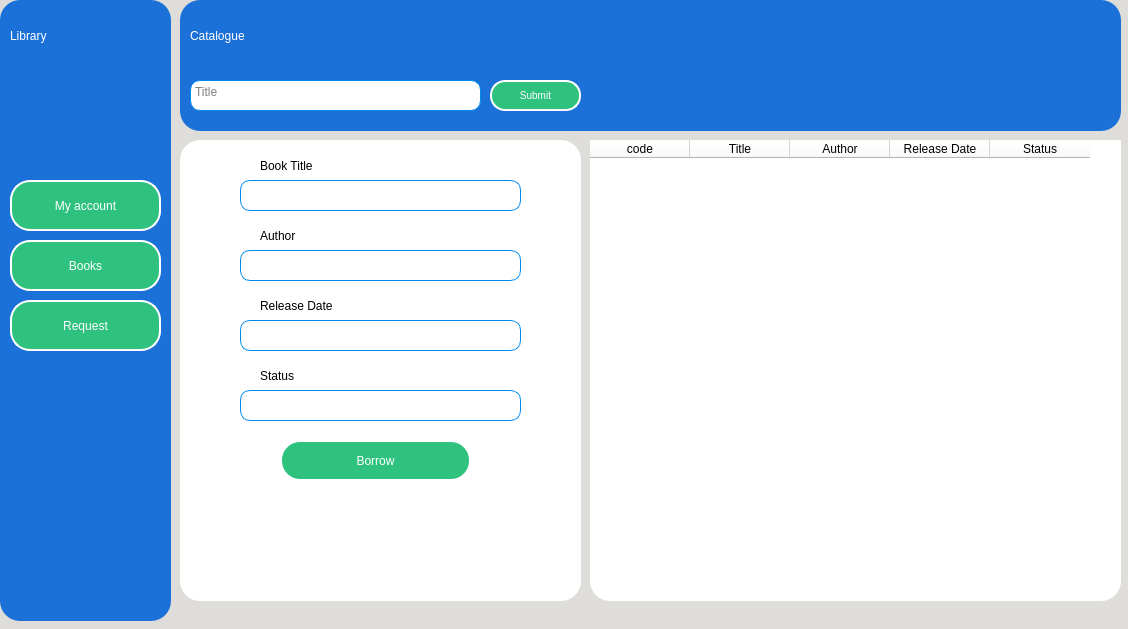
This is Library Management/Windows_Ui/Assets/Ui/books.ui in mohammedyazid/Library as Qt 5 draws it before an edit. The edited form follows.
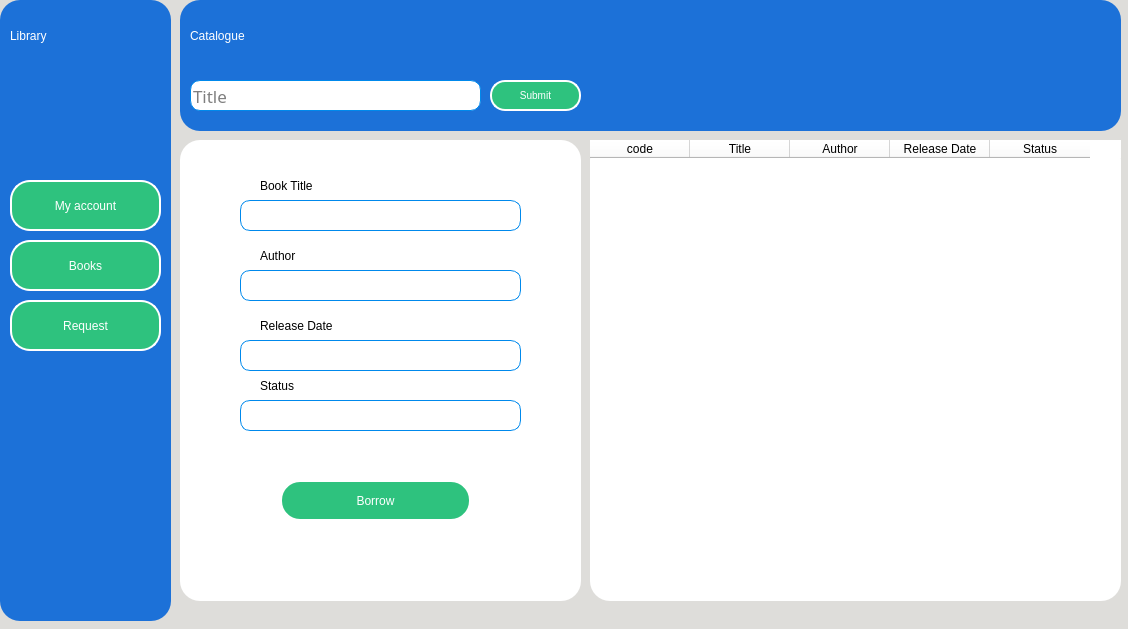
This is the edited form. Icons and pictures are not drawn.

The edit to the form file:
```diff
--- a/Library Management/Windows_Ui/Assets/Ui/books.ui
+++ b/Library Management/Windows_Ui/Assets/Ui/books.ui
@@ -377,7 +377,7 @@
      <property name="geometry">
       <rect>
        <x>80</x>
-       <y>10</y>
+       <y>30</y>
        <width>91</width>
        <height>31</height>
       </rect>
@@ -389,47 +389,11 @@
       <string>Book Title</string>
      </property>
     </widget>
-    <widget class="QTextEdit" name="mb_titleout">
-     <property name="enabled">
-      <bool>true</bool>
-     </property>
-     <property name="geometry">
-      <rect>
-       <x>60</x>
-       <y>40</y>
-       <width>281</width>
-       <height>31</height>
-      </rect>
-     </property>
-     <property name="styleSheet">
-      <string notr="true">background-color: white;
-border-style: solid;
-border-width: 1px;
-border-color:rgb(0, 137, 236);
-border-radius: 10px;
-font: 75 14pt &quot;Ubuntu Mono&quot;;
-
-</string>
-     </property>
-     <property name="verticalScrollBarPolicy">
-      <enum>Qt::ScrollBarAlwaysOff</enum>
-     </property>
-     <property name="readOnly">
-      <bool>true</bool>
-     </property>
-     <property name="html">
-      <string>&lt;!DOCTYPE HTML PUBLIC &quot;-//W3C//DTD HTML 4.0//EN&quot; &quot;http://www.w3.org/TR/REC-html40/strict.dtd&quot;&gt;
-&lt;html&gt;&lt;head&gt;&lt;meta name=&quot;qrichtext&quot; content=&quot;1&quot; /&gt;&lt;style type=&quot;text/css&quot;&gt;
-p, li { white-space: pre-wrap; }
-&lt;/style&gt;&lt;/head&gt;&lt;body style=&quot; font-family:'Ubuntu Mono'; font-size:14pt; font-weight:72; font-style:normal;&quot;&gt;
-&lt;p style=&quot;-qt-paragraph-type:empty; margin-top:0px; margin-bottom:0px; margin-left:0px; margin-right:0px; -qt-block-indent:0; text-indent:0px; font-family:'Ubuntu'; font-size:11pt; font-weight:400;&quot;&gt;&lt;br /&gt;&lt;/p&gt;&lt;/body&gt;&lt;/html&gt;</string>
-     </property>
-    </widget>
     <widget class="QLabel" name="label22">
      <property name="geometry">
       <rect>
        <x>80</x>
-       <y>80</y>
+       <y>100</y>
        <width>91</width>
        <height>31</height>
       </rect>
@@ -442,47 +406,11 @@
       <string>Author</string>
      </property>
     </widget>
-    <widget class="QTextEdit" name="mb_authorout">
-     <property name="enabled">
-      <bool>true</bool>
-     </property>
-     <property name="geometry">
-      <rect>
-       <x>60</x>
-       <y>110</y>
-       <width>281</width>
-       <height>31</height>
-      </rect>
-     </property>
-     <property name="styleSheet">
-      <string notr="true">background-color: white;
-border-style: solid;
-border-width: 1px;
-border-color:rgb(0, 137, 236);
-border-radius: 10px;
-font: 75 14pt &quot;Ubuntu Mono&quot;;
-
-</string>
-     </property>
-     <property name="verticalScrollBarPolicy">
-      <enum>Qt::ScrollBarAlwaysOff</enum>
-     </property>
-     <property name="readOnly">
-      <bool>true</bool>
-     </property>
-     <property name="html">
-      <string>&lt;!DOCTYPE HTML PUBLIC &quot;-//W3C//DTD HTML 4.0//EN&quot; &quot;http://www.w3.org/TR/REC-html40/strict.dtd&quot;&gt;
-&lt;html&gt;&lt;head&gt;&lt;meta name=&quot;qrichtext&quot; content=&quot;1&quot; /&gt;&lt;style type=&quot;text/css&quot;&gt;
-p, li { white-space: pre-wrap; }
-&lt;/style&gt;&lt;/head&gt;&lt;body style=&quot; font-family:'Ubuntu Mono'; font-size:14pt; font-weight:72; font-style:normal;&quot;&gt;
-&lt;p style=&quot;-qt-paragraph-type:empty; margin-top:0px; margin-bottom:0px; margin-left:0px; margin-right:0px; -qt-block-indent:0; text-indent:0px; font-family:'Ubuntu'; font-size:11pt; font-weight:400;&quot;&gt;&lt;br /&gt;&lt;/p&gt;&lt;/body&gt;&lt;/html&gt;</string>
-     </property>
-    </widget>
     <widget class="QLabel" name="label23">
      <property name="geometry">
       <rect>
        <x>80</x>
-       <y>150</y>
+       <y>170</y>
        <width>121</width>
        <height>31</height>
       </rect>
@@ -495,47 +423,11 @@
       <string>Release Date</string>
      </property>
     </widget>
-    <widget class="QTextEdit" name="mb_rdateout">
-     <property name="enabled">
-      <bool>true</bool>
-     </property>
-     <property name="geometry">
-      <rect>
-       <x>60</x>
-       <y>180</y>
-       <width>281</width>
-       <height>31</height>
-      </rect>
-     </property>
-     <property name="styleSheet">
-      <string notr="true">background-color: white;
-border-style: solid;
-border-width: 1px;
-border-color:rgb(0, 137, 236);
-border-radius: 10px;
-font: 75 14pt &quot;Ubuntu Mono&quot;;
-
-</string>
-     </property>
-     <property name="verticalScrollBarPolicy">
-      <enum>Qt::ScrollBarAlwaysOff</enum>
-     </property>
-     <property name="readOnly">
-      <bool>true</bool>
-     </property>
-     <property name="html">
-      <string>&lt;!DOCTYPE HTML PUBLIC &quot;-//W3C//DTD HTML 4.0//EN&quot; &quot;http://www.w3.org/TR/REC-html40/strict.dtd&quot;&gt;
-&lt;html&gt;&lt;head&gt;&lt;meta name=&quot;qrichtext&quot; content=&quot;1&quot; /&gt;&lt;style type=&quot;text/css&quot;&gt;
-p, li { white-space: pre-wrap; }
-&lt;/style&gt;&lt;/head&gt;&lt;body style=&quot; font-family:'Ubuntu Mono'; font-size:14pt; font-weight:72; font-style:normal;&quot;&gt;
-&lt;p style=&quot;-qt-paragraph-type:empty; margin-top:0px; margin-bottom:0px; margin-left:0px; margin-right:0px; -qt-block-indent:0; text-indent:0px; font-family:'Ubuntu'; font-size:11pt; font-weight:400;&quot;&gt;&lt;br /&gt;&lt;/p&gt;&lt;/body&gt;&lt;/html&gt;</string>
-     </property>
-    </widget>
     <widget class="QLabel" name="label24">
      <property name="geometry">
       <rect>
        <x>80</x>
-       <y>220</y>
+       <y>230</y>
        <width>121</width>
        <height>31</height>
       </rect>
@@ -548,47 +440,11 @@
       <string>Status</string>
      </property>
     </widget>
-    <widget class="QTextEdit" name="mb_statusout">
-     <property name="enabled">
-      <bool>true</bool>
-     </property>
-     <property name="geometry">
-      <rect>
-       <x>60</x>
-       <y>250</y>
-       <width>281</width>
-       <height>31</height>
-      </rect>
-     </property>
-     <property name="styleSheet">
-      <string notr="true">background-color: white;
-border-style: solid;
-border-width: 1px;
-border-color:rgb(0, 137, 236);
-border-radius: 10px;
-font: 75 14pt &quot;Ubuntu Mono&quot;;
-
-</string>
-     </property>
-     <property name="verticalScrollBarPolicy">
-      <enum>Qt::ScrollBarAlwaysOff</enum>
-     </property>
-     <property name="readOnly">
-      <bool>true</bool>
-     </property>
-     <property name="html">
-      <string>&lt;!DOCTYPE HTML PUBLIC &quot;-//W3C//DTD HTML 4.0//EN&quot; &quot;http://www.w3.org/TR/REC-html40/strict.dtd&quot;&gt;
-&lt;html&gt;&lt;head&gt;&lt;meta name=&quot;qrichtext&quot; content=&quot;1&quot; /&gt;&lt;style type=&quot;text/css&quot;&gt;
-p, li { white-space: pre-wrap; }
-&lt;/style&gt;&lt;/head&gt;&lt;body style=&quot; font-family:'Ubuntu Mono'; font-size:14pt; font-weight:72; font-style:normal;&quot;&gt;
-&lt;p style=&quot;-qt-paragraph-type:empty; margin-top:0px; margin-bottom:0px; margin-left:0px; margin-right:0px; -qt-block-indent:0; text-indent:0px; font-family:'Ubuntu'; font-size:11pt; font-weight:400;&quot;&gt;&lt;br /&gt;&lt;/p&gt;&lt;/body&gt;&lt;/html&gt;</string>
-     </property>
-    </widget>
     <widget class="QPushButton" name="mb_borrowbtn">
      <property name="geometry">
       <rect>
        <x>100</x>
-       <y>300</y>
+       <y>340</y>
        <width>191</width>
        <height>41</height>
       </rect>
@@ -633,6 +489,198 @@
       </size>
      </property>
     </widget>
+    <widget class="QLineEdit" name="mb_titleout">
+     <property name="geometry">
+      <rect>
+       <x>60</x>
+       <y>60</y>
+       <width>281</width>
+       <height>31</height>
+      </rect>
+     </property>
+     <property name="font">
+      <font>
+       <family>Ubuntu Mono</family>
+       <pointsize>13</pointsize>
+       <weight>9</weight>
+       <italic>false</italic>
+       <bold>false</bold>
+      </font>
+     </property>
+     <property name="styleSheet">
+      <string notr="true">background-color: white;
+border-style: solid;
+border-width: 1px;
+border-color:rgb(0, 137, 236);
+border-radius: 10px;
+font: 75 13pt &quot;Ubuntu Mono&quot;;
+
+
+</string>
+     </property>
+     <property name="maxLength">
+      <number>100</number>
+     </property>
+     <property name="echoMode">
+      <enum>QLineEdit::Normal</enum>
+     </property>
+     <property name="dragEnabled">
+      <bool>true</bool>
+     </property>
+     <property name="placeholderText">
+      <string/>
+     </property>
+     <property name="cursorMoveStyle">
+      <enum>Qt::LogicalMoveStyle</enum>
+     </property>
+     <property name="clearButtonEnabled">
+      <bool>false</bool>
+     </property>
+    </widget>
+    <widget class="QLineEdit" name="mb_authorout">
+     <property name="geometry">
+      <rect>
+       <x>60</x>
+       <y>130</y>
+       <width>281</width>
+       <height>31</height>
+      </rect>
+     </property>
+     <property name="font">
+      <font>
+       <family>Ubuntu Mono</family>
+       <pointsize>13</pointsize>
+       <weight>9</weight>
+       <italic>false</italic>
+       <bold>false</bold>
+      </font>
+     </property>
+     <property name="styleSheet">
+      <string notr="true">background-color: white;
+border-style: solid;
+border-width: 1px;
+border-color:rgb(0, 137, 236);
+border-radius: 10px;
+font: 75 13pt &quot;Ubuntu Mono&quot;;
+
+
+</string>
+     </property>
+     <property name="maxLength">
+      <number>100</number>
+     </property>
+     <property name="echoMode">
+      <enum>QLineEdit::Normal</enum>
+     </property>
+     <property name="dragEnabled">
+      <bool>true</bool>
+     </property>
+     <property name="placeholderText">
+      <string/>
+     </property>
+     <property name="cursorMoveStyle">
+      <enum>Qt::LogicalMoveStyle</enum>
+     </property>
+     <property name="clearButtonEnabled">
+      <bool>false</bool>
+     </property>
+    </widget>
+    <widget class="QLineEdit" name="mb_rdateout">
+     <property name="geometry">
+      <rect>
+       <x>60</x>
+       <y>200</y>
+       <width>281</width>
+       <height>31</height>
+      </rect>
+     </property>
+     <property name="font">
+      <font>
+       <family>Ubuntu Mono</family>
+       <pointsize>13</pointsize>
+       <weight>9</weight>
+       <italic>false</italic>
+       <bold>false</bold>
+      </font>
+     </property>
+     <property name="styleSheet">
+      <string notr="true">background-color: white;
+border-style: solid;
+border-width: 1px;
+border-color:rgb(0, 137, 236);
+border-radius: 10px;
+font: 75 13pt &quot;Ubuntu Mono&quot;;
+
+
+</string>
+     </property>
+     <property name="maxLength">
+      <number>100</number>
+     </property>
+     <property name="echoMode">
+      <enum>QLineEdit::Normal</enum>
+     </property>
+     <property name="dragEnabled">
+      <bool>true</bool>
+     </property>
+     <property name="placeholderText">
+      <string/>
+     </property>
+     <property name="cursorMoveStyle">
+      <enum>Qt::LogicalMoveStyle</enum>
+     </property>
+     <property name="clearButtonEnabled">
+      <bool>false</bool>
+     </property>
+    </widget>
+    <widget class="QLineEdit" name="mb_statusout">
+     <property name="geometry">
+      <rect>
+       <x>60</x>
+       <y>260</y>
+       <width>281</width>
+       <height>31</height>
+      </rect>
+     </property>
+     <property name="font">
+      <font>
+       <family>Ubuntu Mono</family>
+       <pointsize>13</pointsize>
+       <weight>9</weight>
+       <italic>false</italic>
+       <bold>false</bold>
+      </font>
+     </property>
+     <property name="styleSheet">
+      <string notr="true">background-color: white;
+border-style: solid;
+border-width: 1px;
+border-color:rgb(0, 137, 236);
+border-radius: 10px;
+font: 75 13pt &quot;Ubuntu Mono&quot;;
+
+
+</string>
+     </property>
+     <property name="maxLength">
+      <number>100</number>
+     </property>
+     <property name="echoMode">
+      <enum>QLineEdit::Normal</enum>
+     </property>
+     <property name="dragEnabled">
+      <bool>true</bool>
+     </property>
+     <property name="placeholderText">
+      <string/>
+     </property>
+     <property name="cursorMoveStyle">
+      <enum>Qt::LogicalMoveStyle</enum>
+     </property>
+     <property name="clearButtonEnabled">
+      <bool>false</bool>
+     </property>
+    </widget>
    </widget>
    <widget class="QTableWidget" name="Bookstable">
     <property name="geometry">
@@ -741,39 +789,6 @@
       </size>
      </property>
     </widget>
-    <widget class="QTextEdit" name="mb_titlein">
-     <property name="geometry">
-      <rect>
-       <x>10</x>
-       <y>80</y>
-       <width>291</width>
-       <height>31</height>
-      </rect>
-     </property>
-     <property name="styleSheet">
-      <string notr="true">background-color: white;
-border-style: solid;
-border-width: 1px;
-border-color:rgb(0, 137, 236);
-border-radius: 10px;
-font: 75 14pt &quot;Ubuntu Mono&quot;;
-
-</string>
-     </property>
-     <property name="verticalScrollBarPolicy">
-      <enum>Qt::ScrollBarAlwaysOff</enum>
-     </property>
-     <property name="html">
-      <string>&lt;!DOCTYPE HTML PUBLIC &quot;-//W3C//DTD HTML 4.0//EN&quot; &quot;http://www.w3.org/TR/REC-html40/strict.dtd&quot;&gt;
-&lt;html&gt;&lt;head&gt;&lt;meta name=&quot;qrichtext&quot; content=&quot;1&quot; /&gt;&lt;style type=&quot;text/css&quot;&gt;
-p, li { white-space: pre-wrap; }
-&lt;/style&gt;&lt;/head&gt;&lt;body style=&quot; font-family:'Ubuntu Mono'; font-size:14pt; font-weight:72; font-style:normal;&quot;&gt;
-&lt;p style=&quot;-qt-paragraph-type:empty; margin-top:0px; margin-bottom:0px; margin-left:0px; margin-right:0px; -qt-block-indent:0; text-indent:0px; font-family:'Ubuntu'; font-size:11pt; font-weight:400;&quot;&gt;&lt;br /&gt;&lt;/p&gt;&lt;/body&gt;&lt;/html&gt;</string>
-     </property>
-     <property name="placeholderText">
-      <string>Title</string>
-     </property>
-    </widget>
     <widget class="QPushButton" name="mb_submitbtn">
      <property name="geometry">
       <rect>
@@ -823,6 +838,54 @@
       </size>
      </property>
     </widget>
+    <widget class="QLineEdit" name="mb_titlein">
+     <property name="geometry">
+      <rect>
+       <x>10</x>
+       <y>80</y>
+       <width>291</width>
+       <height>31</height>
+      </rect>
+     </property>
+     <property name="font">
+      <font>
+       <family>Ubuntu Mono</family>
+       <pointsize>13</pointsize>
+       <weight>9</weight>
+       <italic>false</italic>
+       <bold>false</bold>
+      </font>
+     </property>
+     <property name="styleSheet">
+      <string notr="true">background-color: white;
+border-style: solid;
+border-width: 1px;
+border-color:rgb(0, 137, 236);
+border-radius: 10px;
+font: 75 13pt &quot;Ubuntu Mono&quot;;
+
+
+</string>
+     </property>
+     <property name="maxLength">
+      <number>100</number>
+     </property>
+     <property name="echoMode">
+      <enum>QLineEdit::Normal</enum>
+     </property>
+     <property name="dragEnabled">
+      <bool>true</bool>
+     </property>
+     <property name="placeholderText">
+      <string>Title</string>
+     </property>
+     <property name="cursorMoveStyle">
+      <enum>Qt::LogicalMoveStyle</enum>
+     </property>
+     <property name="clearButtonEnabled">
+      <bool>true</bool>
+     </property>
+    </widget>
    </widget>
   </widget>
   <widget class="QMenuBar" name="menubar">
```
